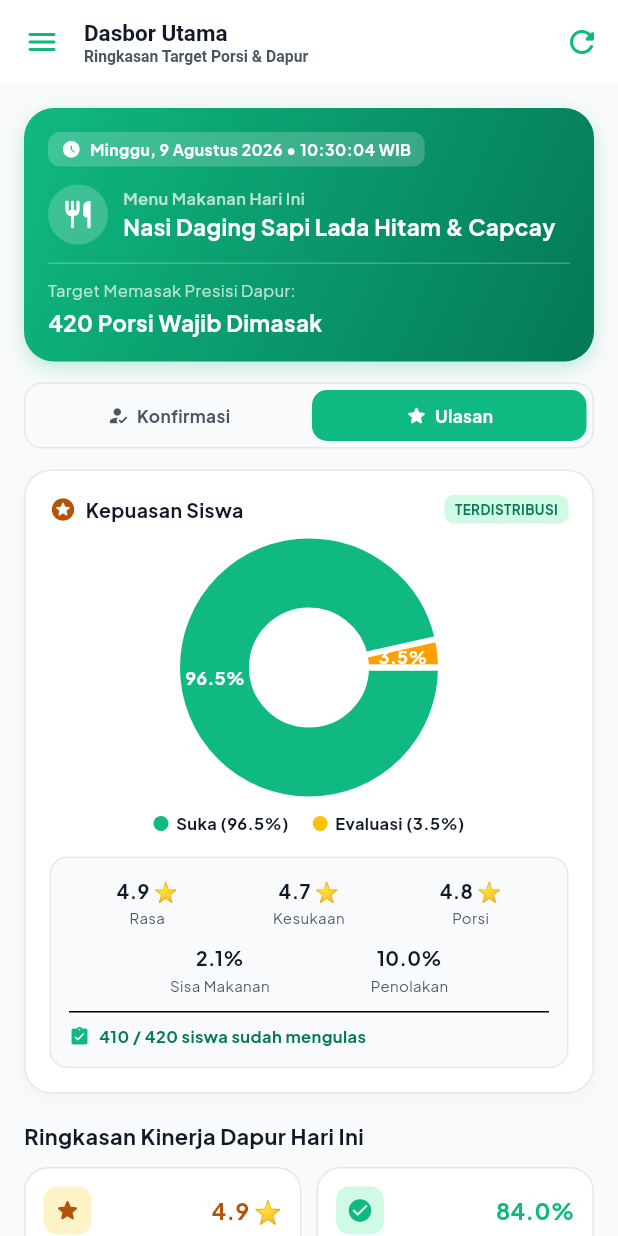
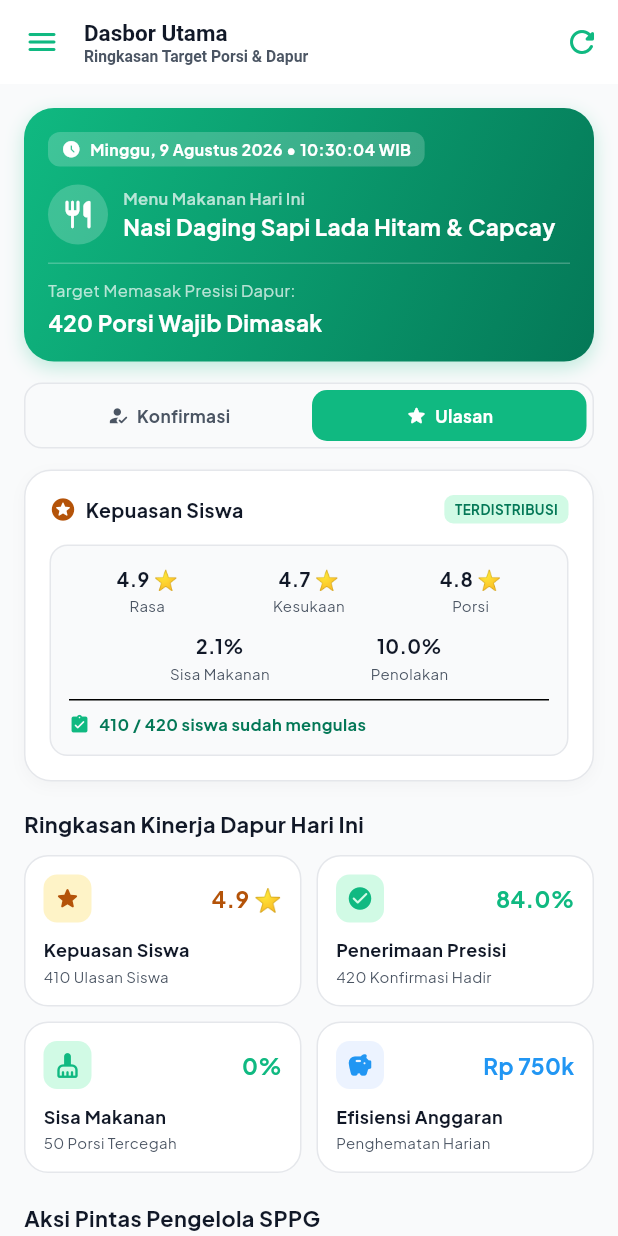
Before and after one commit to Daffarael/MBGTrust, a Flutter app: the EstimationScreen screen opened by its route, after a tap on "Konfirmasi", after a tap on "Ulasan", on a phone screen of 412 x 824 dp. Run offline on Flutter 3.47's test engine with Material 3 defaults, Android fonts, the phone set to English and light mode, and no system bars; drawn by our look-alikes of fl_chart; our stand-ins replace dio, flutter_riverpod, flutter_secure_storage, go_router, google_fonts; accounts and stored records are empty; network calls fail.

Commit message:
refactor: remove pie chart from Ulasan tab, apply consistent 2-row 5-criteria layout to both dashboard and recommendation page

```diff
--- a/mbgtrust-frontend/lib/features/production/presentation/estimation_screen.dart
+++ b/mbgtrust-frontend/lib/features/production/presentation/estimation_screen.dart
@@ -121,43 +121,6 @@ class _EstimationScreenState extends State<EstimationScreen> {
             color: Colors.amber.shade800,
             value: pending.toDouble(),
             title: '$pending',
-            radius: radius,
-            titleStyle: TextStyle(
-              fontSize: fontSize,
-              fontWeight: FontWeight.bold,
-              color: Colors.white,
-            ),
-          );
-        default:
-          throw Error();
-      }
-    });
-  }
-
-  List<PieChartSectionData> _showingSatisfactionSections() {
-    return List.generate(2, (i) {
-      final isTouched = i == _touchedIndex;
-      final fontSize = isTouched ? 15.0 : 12.0;
-      final radius = isTouched ? 54.0 : 46.0;
-
-      switch (i) {
-        case 0:
-          return PieChartSectionData(
-            color: AppColors.primary,
-            value: 96.5,
-            title: '96.5%',
-            radius: radius,
-            titleStyle: TextStyle(
-              fontSize: fontSize,
-              fontWeight: FontWeight.bold,
-              color: Colors.white,
-            ),
-          );
-        case 1:
-          return PieChartSectionData(
-            color: Colors.amber.shade700,
-            value: 3.5,
-            title: '3.5%',
             radius: radius,
             titleStyle: TextStyle(
               fontSize: fontSize,
@@ -808,54 +771,6 @@ class _EstimationScreenState extends State<EstimationScreen> {
               ),
             ],
           ),
-          const SizedBox(height: 16),
-
-          // PIE CHART ULASAN (HEIGHT 160px)
-          SizedBox(
-            height: 160,
-            child: PieChart(
-              PieChartData(
-                pieTouchData: PieTouchData(
-                  touchCallback: (FlTouchEvent event, pieTouchResponse) {
-                    setState(() {
-                      if (!event.isInterestedForInteractions ||
-                          pieTouchResponse == null ||
-                          pieTouchResponse.touchedSection == null) {
-                        _touchedIndex = -1;
-                        return;
-                      }
-                      _touchedIndex =
-                          pieTouchResponse.touchedSection!.touchedSectionIndex;
-                    });
-                  },
-                ),
-                borderData: FlBorderData(show: false),
-                sectionsSpace: 4,
-                centerSpaceRadius: 40,
-                sections: _showingSatisfactionSections(),
-              ),
-            ),
-          ),
-          const SizedBox(height: 16),
-
-          // LEGENDA ULASAN (CENTER)
-          Center(
-            child: Wrap(
-              alignment: WrapAlignment.center,
-              spacing: 16,
-              runSpacing: 8,
-              children: const [
-              _ChartLegendTile(
-                color: AppColors.primary,
-                label: 'Suka (96.5%)',
-              ),
-              _ChartLegendTile(
-                color: Colors.amber,
-                label: 'Evaluasi (3.5%)',
-              ),
-              ],
-            ),
-          ),
           const SizedBox(height: 14),
 
           // DETIL STATISTIK SURVEI PASCA DISTRIBUSI (FLEXIBLE BEBAS OVERFLOW)
```
Also changed, not shown: mbgtrust-frontend/lib/features/menu/presentation/sppg_topsis_spk_screen.dart (+18 -3 lines).
